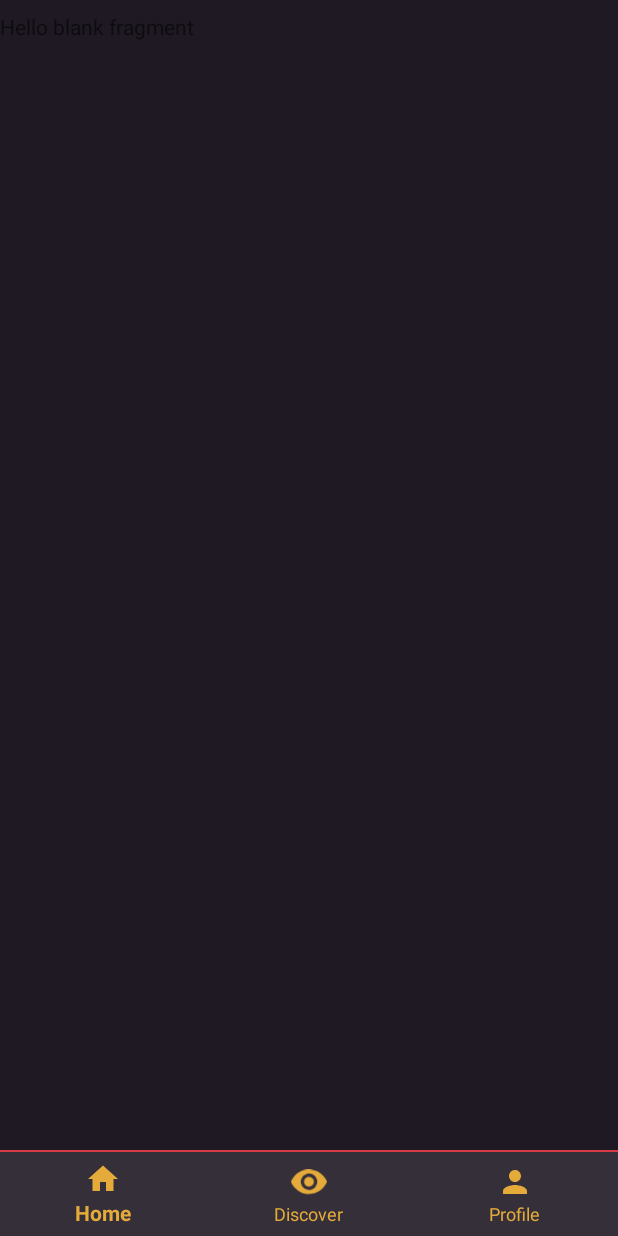
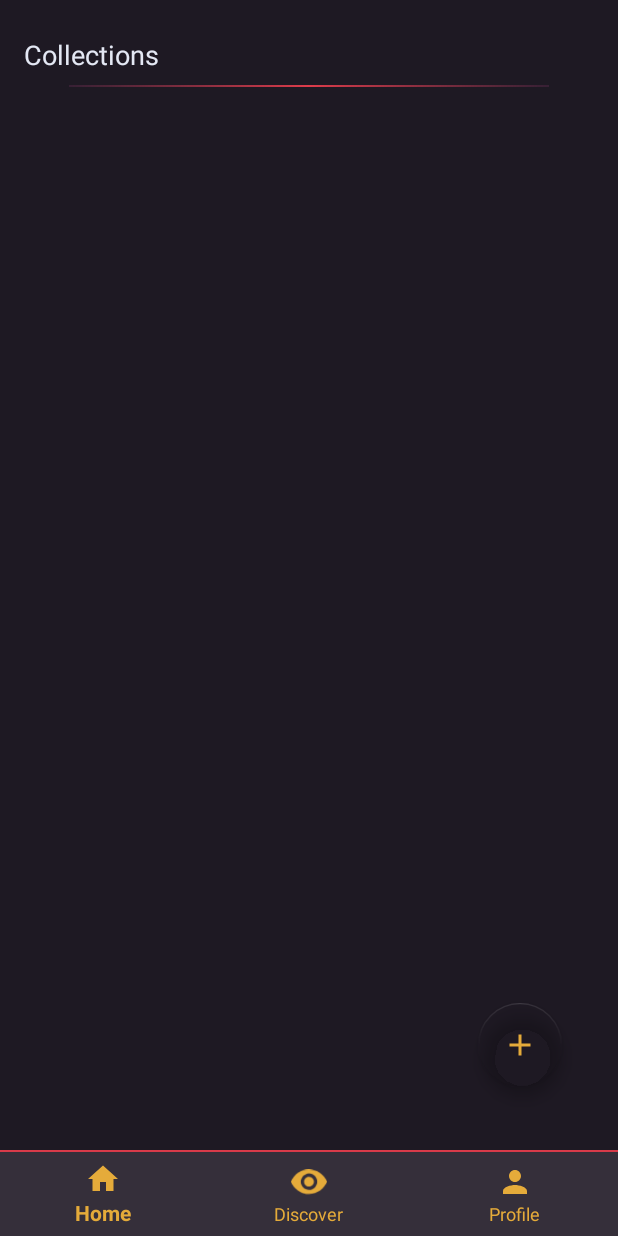
Before and after one commit to jvMori/MoviesApp, an Android app: the AddToLibraryFragment screen opened through its navigation route, on a phone screen of 412 x 824 dp. Run offline under Robolectric (Android 15) with nearby library versions, the phone set to English and light mode, and no system bars; our stand-ins replace Room's generated code, navigation-ui.

Commit message:
add to library

```diff
--- a/app/src/main/java/com/example/jvmori/moviesapp/view/fragments/AddToCollectionFragment.java
+++ /dev/null
@@ -1,32 +0,0 @@
-package com.example.jvmori.moviesapp.view.fragments;
-
-
-import android.os.Bundle;
-
-import androidx.fragment.app.Fragment;
-
-import android.view.LayoutInflater;
-import android.view.View;
-import android.view.ViewGroup;
-
-import com.example.jvmori.moviesapp.R;
-
-/**
- * A simple {@link Fragment} subclass.
- */
-public class AddToCollectionFragment extends Fragment {
-
-
-    public AddToCollectionFragment() {
-        // Required empty public constructor
-    }
-
-
-    @Override
-    public View onCreateView(LayoutInflater inflater, ViewGroup container,
-                             Bundle savedInstanceState) {
-        // Inflate the layout for this fragment
-        return inflater.inflate(R.layout.fragment_add_to_collection, container, false);
-    }
-
-}
--- a/app/src/main/res/layout/fragment_add_to_collection.xml
+++ /dev/null
@@ -1,14 +0,0 @@
-<?xml version="1.0" encoding="utf-8"?>
-<FrameLayout xmlns:android="http://schemas.android.com/apk/res/android"
-    xmlns:tools="http://schemas.android.com/tools"
-    android:layout_width="match_parent"
-    android:layout_height="match_parent"
-    tools:context=".view.fragments.AddToCollectionFragment">
-
-    <!-- TODO: Update blank fragment layout -->
-    <TextView
-        android:layout_width="match_parent"
-        android:layout_height="match_parent"
-        android:text="@string/hello_blank_fragment" />
-
-</FrameLayout>
--- a/app/src/main/res/layout/fragment_add_to_library.xml
+++ b/app/src/main/res/layout/fragment_add_to_library.xml
@@ -1,14 +1,55 @@
 <?xml version="1.0" encoding="utf-8"?>
 <FrameLayout xmlns:android="http://schemas.android.com/apk/res/android"
+    xmlns:app="http://schemas.android.com/apk/res-auto"
     xmlns:tools="http://schemas.android.com/tools"
     android:layout_width="match_parent"
     android:layout_height="match_parent"
-    tools:context=".view.fragments.AddToLibraryFragment">
+    android:background="@color/colorPrimaryDark">
 
     <!-- TODO: Update blank fragment layout -->
-    <TextView
+
+    <LinearLayout
         android:layout_width="match_parent"
         android:layout_height="match_parent"
-        android:text="@string/hello_blank_fragment" />
+        android:orientation="vertical">
+
+        <TextView
+            android:layout_width="match_parent"
+            android:layout_height="wrap_content"
+            android:layout_marginLeft="16dp"
+            android:layout_marginTop="16dp"
+            android:text="Collections"
+            android:textColor="@color/textPrimary"
+            android:textSize="18sp" />
+
+        <ImageView
+            android:layout_width="match_parent"
+            android:layout_height="wrap_content"
+            android:layout_marginTop="8dp"
+            android:src="@drawable/line" />
+
+        <androidx.recyclerview.widget.RecyclerView
+            android:layout_width="match_parent"
+            android:layout_height="wrap_content"
+            android:layout_marginTop="8dp"/>
+
+        <RelativeLayout
+            android:layout_width="match_parent"
+            android:layout_height="match_parent">
+
+            <com.google.android.material.floatingactionbutton.FloatingActionButton
+                android:id="@+id/createNewCollection"
+                android:layout_width="80dp"
+                android:layout_height="80dp"
+                android:layout_alignParentEnd="true"
+                android:layout_alignParentBottom="true"
+                android:layout_marginEnd="37dp"
+                android:layout_marginBottom="43dp"
+                android:src="@drawable/ic_add"
+                app:backgroundTint="@android:color/transparent"
+                app:rippleColor="@android:color/transparent" />
+        </RelativeLayout>
+
+    </LinearLayout>
 
 </FrameLayout>
--- a/app/src/main/res/values/colors.xml
+++ b/app/src/main/res/values/colors.xml
@@ -2,7 +2,7 @@
 <resources>
     <color name="colorPrimary">#352f3a</color>
     <color name="colorPrimaryDark">#1E1923</color>
-    <color name="colorPrimaryDarkTransparent">#801E1923</color>
+    <color name="colorPrimaryDarkTransparent">#801e1923</color>
     <color name="colorAccent">#e5ab3a</color>
     <color name="redAccent">#de3c4b</color>
     <color name="redAccentTransparent">#80DE3C4B</color>
```
